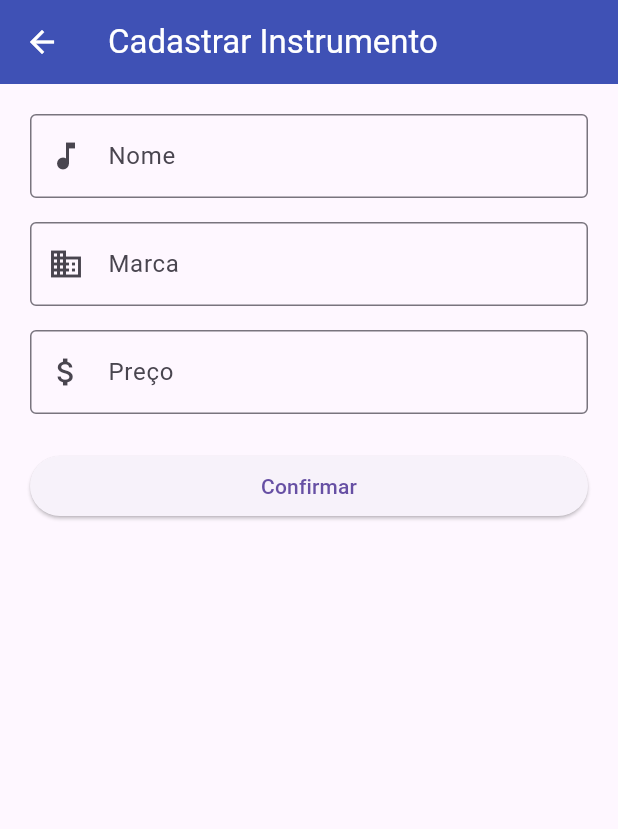
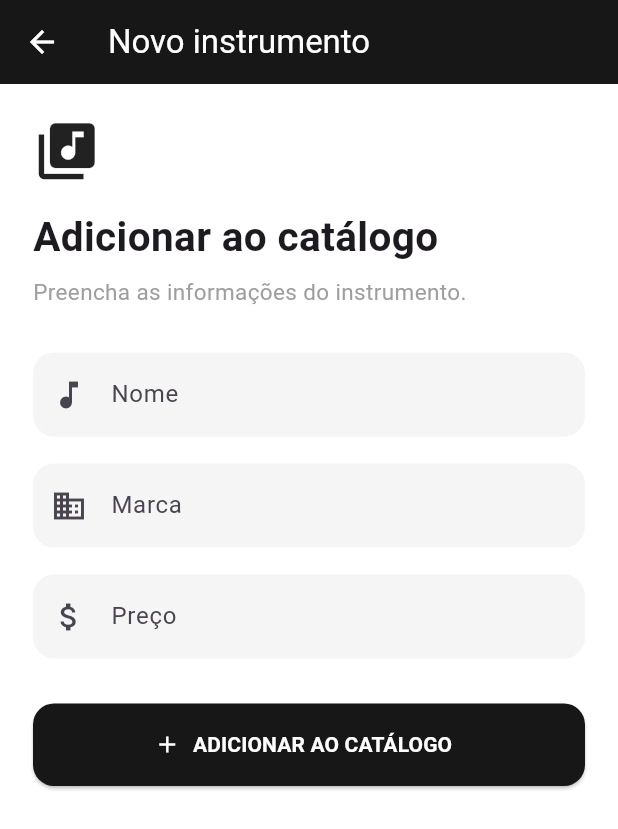
Before and after one commit to nicholascatelan/Trabalho_Dispositivos_Moveis, a Flutter app: the CadastroPage screen opened directly, on a phone screen of 412 x 824 dp. Shown: the top 829 px of the screen. Run offline on Flutter 3.47's test engine with Material 3 defaults, Android fonts, the phone set to English and light mode, and no system bars.

Commit message:
refacctor: estilizando cadastro_page

```diff
--- a/parte2_flutter/lib/screens/cadastro_page.dart
+++ b/parte2_flutter/lib/screens/cadastro_page.dart
@@ -22,8 +22,9 @@ class _CadastroPageState extends State<CadastroPage> {
   }
 
   void confirmar() {
-    final nome = nomeController.text;
-    final marca = marcaController.text;
+    final nome = nomeController.text.trim();
+    final marca = marcaController.text.trim();
+
     final preco = double.tryParse(
       precoController.text.replaceAll(',', '.'),
     );
@@ -31,9 +32,12 @@ class _CadastroPageState extends State<CadastroPage> {
     if (nome.isEmpty || marca.isEmpty || preco == null) {
       ScaffoldMessenger.of(context).showSnackBar(
         const SnackBar(
-          content: Text('Preencha os campos corretamente.'),
+          content: Text(
+            'Preencha todos os campos corretamente.',
+          ),
         ),
       );
+
       return;
     }
 
@@ -42,66 +46,146 @@ class _CadastroPageState extends State<CadastroPage> {
       marca: marca,
       preco: preco,
       ano: 2026,
-      categoria: 'Não informada',
+      categoria: 'Outros',
       descricao: 'Instrumento cadastrado pelo usuário.',
     );
 
     Navigator.pop(context, novoInstrumento);
   }
 
+  InputDecoration campoDecoration({
+    required String titulo,
+    required String dica,
+    required IconData icone,
+  }) {
+    return InputDecoration(
+      labelText: titulo,
+      hintText: dica,
+      prefixIcon: Icon(icone),
+      filled: true,
+      fillColor: const Color(0xFFF5F5F5),
+
+      border: OutlineInputBorder(
+        borderRadius: BorderRadius.circular(14),
+        borderSide: BorderSide.none,
+      ),
+
+      enabledBorder: OutlineInputBorder(
+        borderRadius: BorderRadius.circular(14),
+        borderSide: BorderSide.none,
+      ),
+
+      focusedBorder: OutlineInputBorder(
+        borderRadius: BorderRadius.circular(14),
+        borderSide: const BorderSide(
+          color: Colors.black,
+          width: 1.5,
+        ),
+      ),
+    );
+  }
+
   @override
   Widget build(BuildContext context) {
     return Scaffold(
+      backgroundColor: Colors.white,
+
       appBar: AppBar(
-        title: const Text('Cadastrar Instrumento'),
-        backgroundColor: Colors.indigo,
+        title: const Text('Novo instrumento'),
+        backgroundColor: const Color(0xFF171717),
         foregroundColor: Colors.white,
       ),
 
-      body: Padding(
-        padding: const EdgeInsets.all(20),
+      body: SingleChildScrollView(
+        padding: const EdgeInsets.all(22),
 
         child: Column(
+          crossAxisAlignment: CrossAxisAlignment.start,
           children: [
-            TextFormField(
-              controller: nomeController,
-              decoration: const InputDecoration(
-                labelText: 'Nome',
-                prefixIcon: Icon(Icons.music_note),
-                border: OutlineInputBorder(),
+            const Icon(
+              Icons.library_music,
+              size: 45,
+            ),
+
+            const SizedBox(height: 15),
+
+            const Text(
+              'Adicionar ao catálogo',
+              style: TextStyle(
+                fontSize: 27,
+                fontWeight: FontWeight.bold,
               ),
             ),
 
-            const SizedBox(height: 16),
+            const SizedBox(height: 7),
+
+            const Text(
+              'Preencha as informações do instrumento.',
+              style: TextStyle(
+                color: Colors.grey,
+                fontSize: 15,
+              ),
+            ),
+
+            const SizedBox(height: 30),
+
+            TextFormField(
+              controller: nomeController,
+              decoration: campoDecoration(
+                titulo: 'Nome',
+                dica: 'Ex: Guitarra Les Paul',
+                icone: Icons.music_note,
+              ),
+            ),
+
+            const SizedBox(height: 18),
 
             TextFormField(
               controller: marcaController,
-              decoration: const InputDecoration(
-                labelText: 'Marca',
-                prefixIcon: Icon(Icons.business),
-                border: OutlineInputBorder(),
+              decoration: campoDecoration(
+                titulo: 'Marca',
+                dica: 'Ex: Gibson',
+                icone: Icons.business,
               ),
             ),
 
-            const SizedBox(height: 16),
+            const SizedBox(height: 18),
 
             TextFormField(
               controller: precoController,
-              keyboardType: TextInputType.number,
-              decoration: const InputDecoration(
-                labelText: 'Preço',
-                prefixIcon: Icon(Icons.attach_money),
-                border: OutlineInputBorder(),
+              keyboardType: const TextInputType.numberWithOptions(
+                decimal: true,
+              ),
+              decoration: campoDecoration(
+                titulo: 'Preço',
+                dica: 'Ex: 4500,00',
+                icone: Icons.attach_money,
               ),
             ),
 
-            const SizedBox(height: 24),
+            const SizedBox(height: 30),
 
             SizedBox(
               width: double.infinity,
-              child: ElevatedButton(
+              height: 55,
+              child: ElevatedButton.icon(
                 onPressed: confirmar,
-                child: const Text('Confirmar'),
+
+                style: ElevatedButton.styleFrom(
+                  backgroundColor: const Color(0xFF171717),
+                  foregroundColor: Colors.white,
+                  shape: RoundedRectangleBorder(
+                    borderRadius: BorderRadius.circular(14),
+                  ),
+                ),
+
+                icon: const Icon(Icons.add),
+                label: const Text(
+                  'ADICIONAR AO CATÁLOGO',
+                  style: TextStyle(
+                    fontWeight: FontWeight.bold,
+                  ),
+                ),
               ),
             ),
           ],
```
